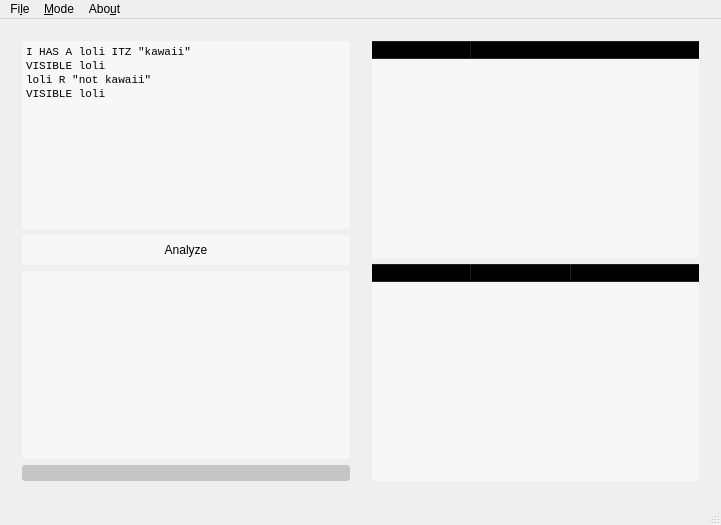
Before: the Qt Designer form mainwindow.ui in jkcdarunday/ProjectDestiny, drawn with Qt 5.
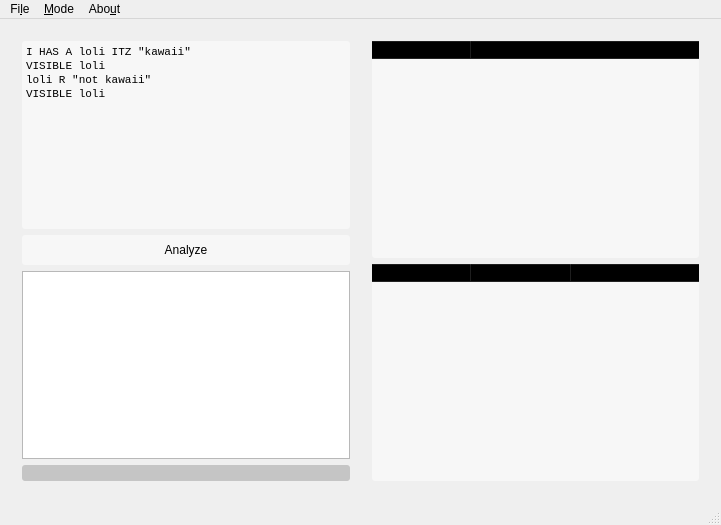
After: the same form once the commit is applied. Icons and pictures are not drawn.

What changed in the file:
```diff
--- a/mainwindow.ui
+++ b/mainwindow.ui
@@ -97,15 +97,12 @@
         </widget>
        </item>
        <item>
-        <widget class="QTextEdit" name="outputBox">
+        <widget class="QPlainTextEdit" name="outputBox">
          <property name="font">
           <font>
            <family>Monospace</family>
           </font>
          </property>
-         <property name="readOnly">
-          <bool>true</bool>
-         </property>
         </widget>
        </item>
        <item>
```
